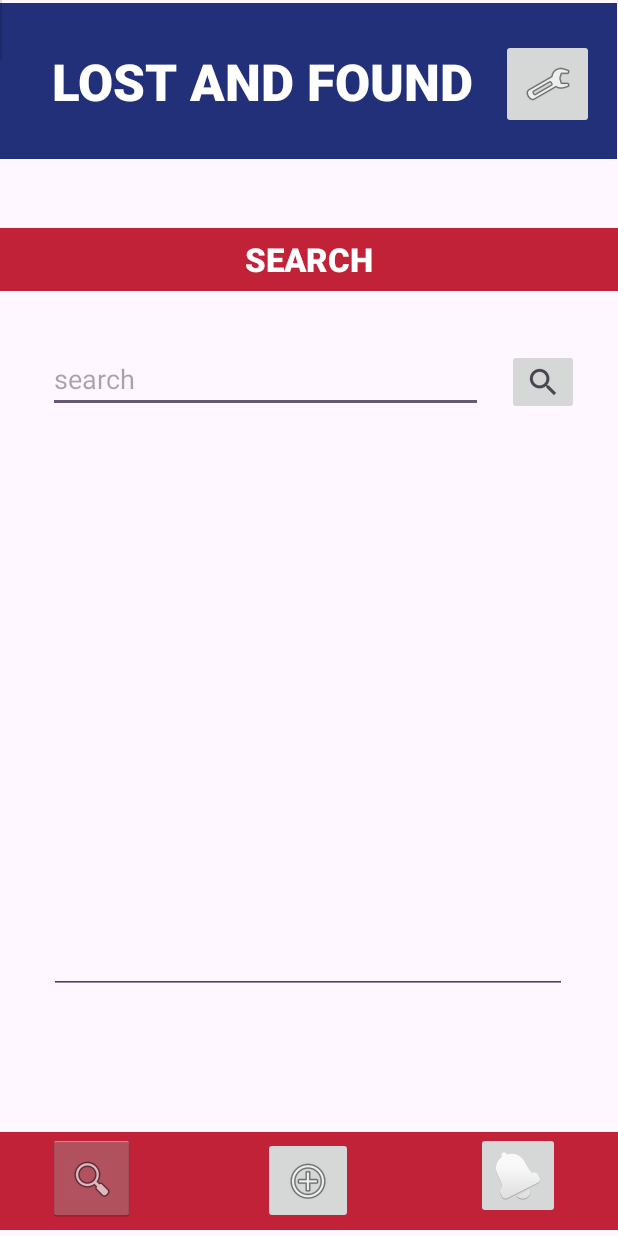
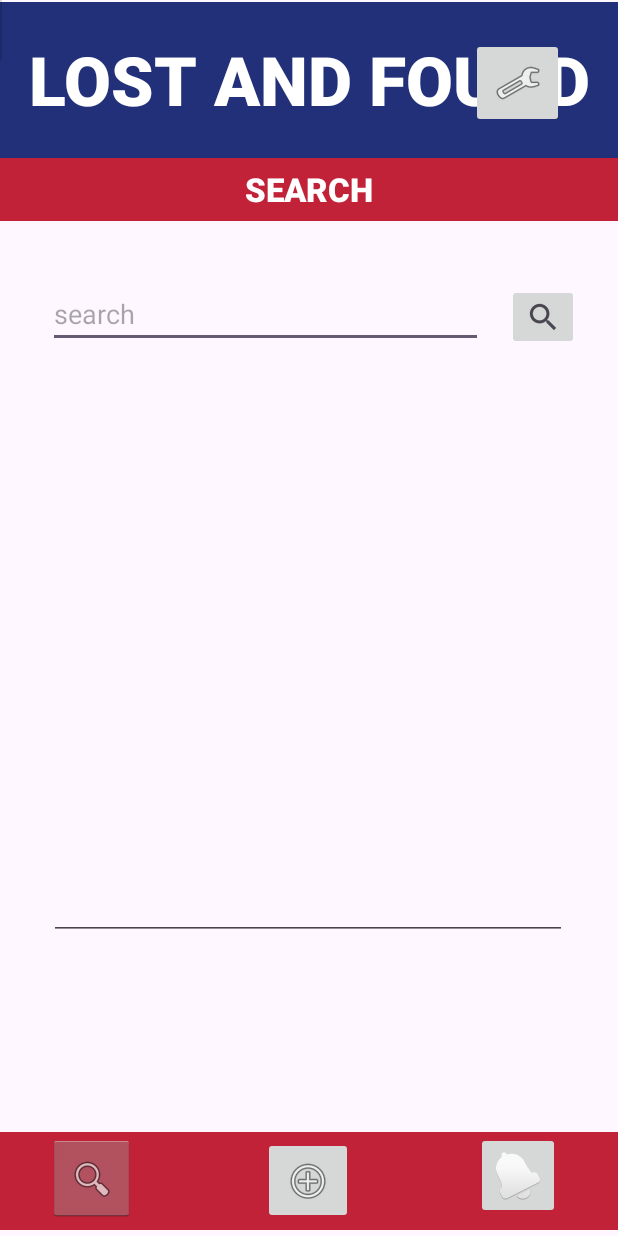
Before and after one commit to Chuck67Mango/Yr11ITProjectLostAndFound, an Android app: the search screen opened directly, with no data from a screen before it, on a phone screen of 412 x 824 dp. Run offline under Robolectric (Android 15) with nearby library versions, the phone set to English and light mode, and no system bars.

Commit message:
working on design

```diff
--- a/app/src/main/res/layout/activity_search.xml
+++ b/app/src/main/res/layout/activity_search.xml
@@ -8,23 +8,23 @@
 
     <TextView
         android:id="@+id/textView8"
-        android:layout_width="411dp"
+        android:layout_width="0dp"
         android:layout_height="104dp"
         android:background="#213079"
         android:backgroundTint="#213079"
         android:fontFamily="sans-serif-black"
         android:gravity="left|center_vertical"
-        android:text="    LOST AND FOUND"
-        android:textAlignment="textStart"
-        android:textAppearance="@style/TextAppearance.AppCompat.Display1"
+        android:text="LOST AND FOUND"
+        android:textAlignment="center"
+        android:textAppearance="@style/TextAppearance.AppCompat.Display2"
         android:textColor="#FFFFFF"
         android:textColorLink="#FFFFFF"
         app:layout_constraintBottom_toBottomOf="parent"
         app:layout_constraintEnd_toEndOf="parent"
-        app:layout_constraintHorizontal_bias="0.0"
+        app:layout_constraintHorizontal_bias="0.428"
         app:layout_constraintStart_toStartOf="parent"
         app:layout_constraintTop_toTopOf="parent"
-        app:layout_constraintVertical_bias="0.003" />
+        app:layout_constraintVertical_bias="0.002" />
 
     <ImageButton
         android:id="@+id/btnSettings2"
@@ -32,7 +32,7 @@
         android:layout_width="62dp"
         android:layout_height="60dp"
         android:layout_marginTop="24dp"
-        android:layout_marginEnd="16dp"
+        android:layout_marginEnd="36dp"
         android:layout_marginBottom="20dp"
         app:layout_constraintBottom_toBottomOf="@+id/textView8"
         app:layout_constraintEnd_toEndOf="parent"
@@ -118,7 +118,8 @@
         app:layout_constraintEnd_toEndOf="parent"
         app:layout_constraintHorizontal_bias="0.0"
         app:layout_constraintStart_toStartOf="parent"
-        app:layout_constraintTop_toBottomOf="@+id/textView8" />
+        app:layout_constraintTop_toBottomOf="@+id/textView8"
+        app:layout_constraintVertical_bias="0.0" />
 
     <View
         android:id="@+id/divider5"
```
